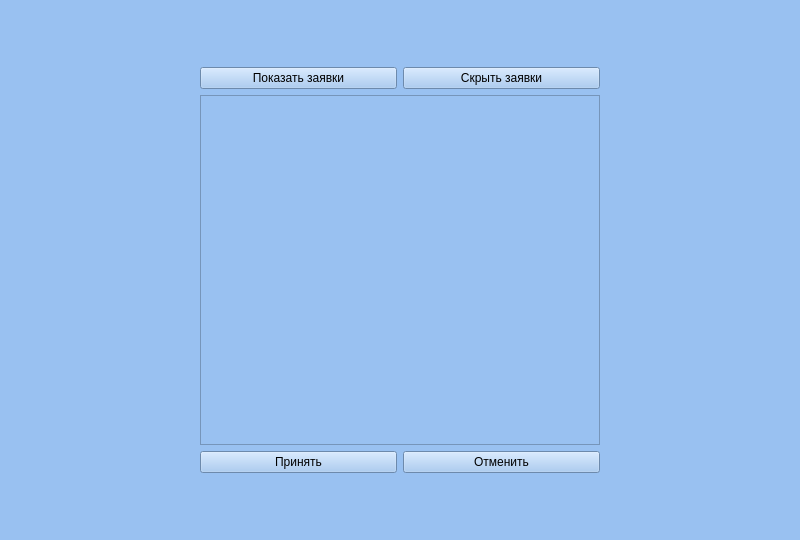
Old version of the form Client/Form/consultant_menu_form.ui in the repository Twelve-cloud/SlServicesApp.
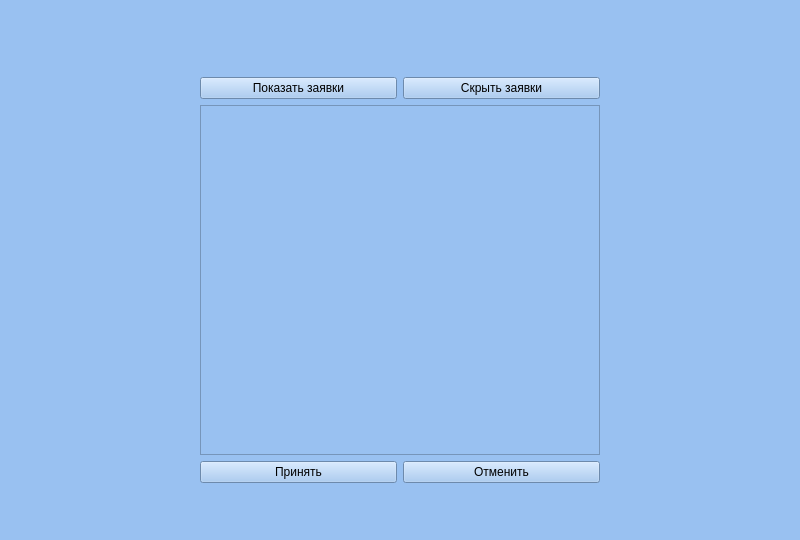
New version of the form.

```diff
--- a/Client/Form/consultant_menu_form.ui
+++ b/Client/Form/consultant_menu_form.ui
@@ -32,22 +32,29 @@
    </item>
    <item row="1" column="1">
     <layout class="QGridLayout" name="gridLayout_4">
-     <item row="0" column="0">
+     <item row="3" column="0">
+      <widget class="QPushButton" name="createConsultationButton">
+       <property name="text">
+        <string>Принять</string>
+       </property>
+      </widget>
+     </item>
+     <item row="1" column="0">
       <widget class="QPushButton" name="showRequests">
        <property name="text">
         <string>Показать заявки</string>
        </property>
       </widget>
      </item>
-     <item row="0" column="1">
+     <item row="1" column="1">
       <widget class="QPushButton" name="hideRequests">
        <property name="text">
         <string>Скрыть заявки</string>
        </property>
       </widget>
      </item>
-     <item row="1" column="0" colspan="2">
-      <widget class="QListView" name="listView">
+     <item row="2" column="0" colspan="2">
+      <widget class="QListWidget" name="listWidget">
        <property name="sizePolicy">
         <sizepolicy hsizetype="Fixed" vsizetype="Fixed">
          <horstretch>0</horstretch>
@@ -68,20 +75,26 @@
        </property>
       </widget>
      </item>
-     <item row="2" column="0">
-      <widget class="QPushButton" name="createConsultation">
-       <property name="text">
-        <string>Принять</string>
-       </property>
-      </widget>
-     </item>
-     <item row="2" column="1">
-      <widget class="QPushButton" name="cancelConsultation">
+     <item row="3" column="1">
+      <widget class="QPushButton" name="cancelConsultationButton">
        <property name="text">
         <string>Отменить</string>
        </property>
       </widget>
      </item>
+     <item row="0" column="0" colspan="2">
+      <widget class="QLabel" name="label">
+       <property name="styleSheet">
+        <string notr="true">background: rgba(255, 0, 0, 0);</string>
+       </property>
+       <property name="text">
+        <string/>
+       </property>
+       <property name="alignment">
+        <set>Qt::AlignCenter</set>
+       </property>
+      </widget>
+     </item>
     </layout>
    </item>
    <item row="1" column="2">
```
Left out of the diff: 8 changed lines with no effect on the pictures.
